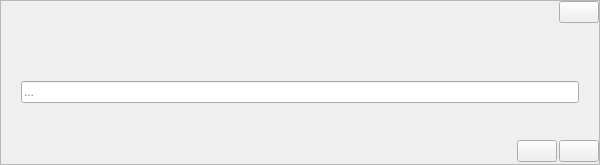
Above: src/gui/dlg.ui from LaM0uette/PySide6_Blank_Project_demo before the change. Below: the same form after it.
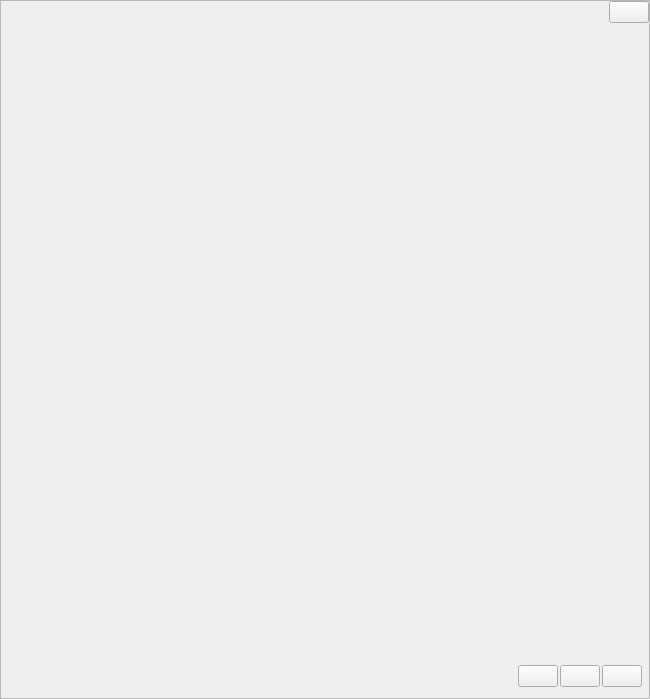
That is the form after the change.

What changed in the file:
```diff
--- a/src/gui/dlg.ui
+++ b/src/gui/dlg.ui
@@ -6,8 +6,8 @@
    <rect>
     <x>0</x>
     <y>0</y>
-    <width>600</width>
-    <height>165</height>
+    <width>650</width>
+    <height>699</height>
    </rect>
   </property>
   <layout class="QGridLayout" name="glay_dlg">
@@ -109,7 +109,7 @@
       <item>
        <widget class="QStackedWidget" name="stk_dlg">
         <property name="currentIndex">
-         <number>2</number>
+         <number>3</number>
         </property>
         <widget class="QWidget" name="pg_dlg_msg">
          <layout class="QVBoxLayout" name="vlay_pg_dlg_info">
@@ -340,6 +340,57 @@
           </item>
          </layout>
         </widget>
+        <widget class="QWidget" name="pg_dlg_option">
+         <widget class="QFrame" name="fr_pg_dlg_option">
+          <property name="geometry">
+           <rect>
+            <x>10</x>
+            <y>640</y>
+            <width>631</width>
+            <height>27</height>
+           </rect>
+          </property>
+          <layout class="QHBoxLayout" name="hlay_pg_dlg_option">
+           <property name="spacing">
+            <number>2</number>
+           </property>
+           <property name="leftMargin">
+            <number>0</number>
+           </property>
+           <property name="topMargin">
+            <number>2</number>
+           </property>
+           <property name="rightMargin">
+            <number>0</number>
+           </property>
+           <property name="bottomMargin">
+            <number>2</number>
+           </property>
+           <item>
+            <spacer name="horizontalSpacer_5">
+             <property name="orientation">
+              <enum>Qt::Horizontal</enum>
+             </property>
+             <property name="sizeHint" stdset="0">
+              <size>
+               <width>40</width>
+               <height>20</height>
+              </size>
+             </property>
+            </spacer>
+           </item>
+           <item>
+            <widget class="QPushButton" name="pb_dlg_option_appliquer"/>
+           </item>
+           <item>
+            <widget class="QPushButton" name="pb_dlg_option_ok"/>
+           </item>
+           <item>
+            <widget class="QPushButton" name="pb_dlg_option_annuler"/>
+           </item>
+          </layout>
+         </widget>
+        </widget>
        </widget>
       </item>
      </layout>
```
